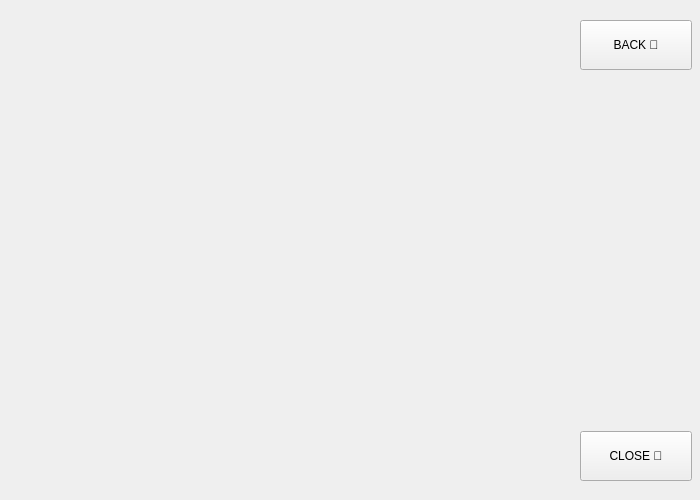
verina101/Chat-Application, file Chat-Application/StoryTime.ui: the form before one commit.
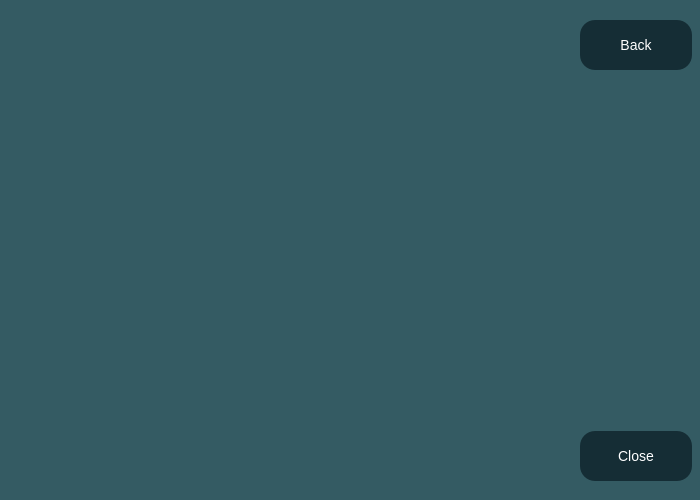
The form after the commit.

```diff
--- a/Chat-Application/StoryTime.ui
+++ b/Chat-Application/StoryTime.ui
@@ -13,6 +13,9 @@
   <property name="windowTitle">
    <string>Form</string>
   </property>
+  <property name="styleSheet">
+   <string notr="true">background:rgb(52, 91, 99);</string>
+  </property>
   <widget class="QLabel" name="label">
    <property name="geometry">
     <rect>
@@ -24,8 +27,9 @@
    </property>
    <property name="styleSheet">
     <string notr="true">font:20px;
-color:black;
+color:white;
 border-radius:15px;
+background:rgb(52, 91, 99);
 </string>
    </property>
    <property name="text">
@@ -35,7 +39,7 @@
     <set>Qt::AlignCenter</set>
    </property>
   </widget>
-  <widget class="QWidget" name="">
+  <widget class="QWidget" name="layoutWidget">
    <property name="geometry">
     <rect>
      <x>580</x>
@@ -53,8 +57,15 @@
         <height>50</height>
        </size>
       </property>
+      <property name="styleSheet">
+       <string notr="true">background:rgb(21, 45, 53);
+font:14px;
+color:white;
+border-radius:15px;
+</string>
+      </property>
       <property name="text">
-       <string>BACK 🤩</string>
+       <string>Back</string>
       </property>
      </widget>
     </item>
@@ -79,8 +90,15 @@
         <height>50</height>
        </size>
       </property>
+      <property name="styleSheet">
+       <string notr="true">background:rgb(21, 45, 53);
+font:14px;
+color:white;
+border-radius:15px;
+</string>
+      </property>
       <property name="text">
-       <string>CLOSE 🥺</string>
+       <string>Close</string>
       </property>
      </widget>
     </item>
```
